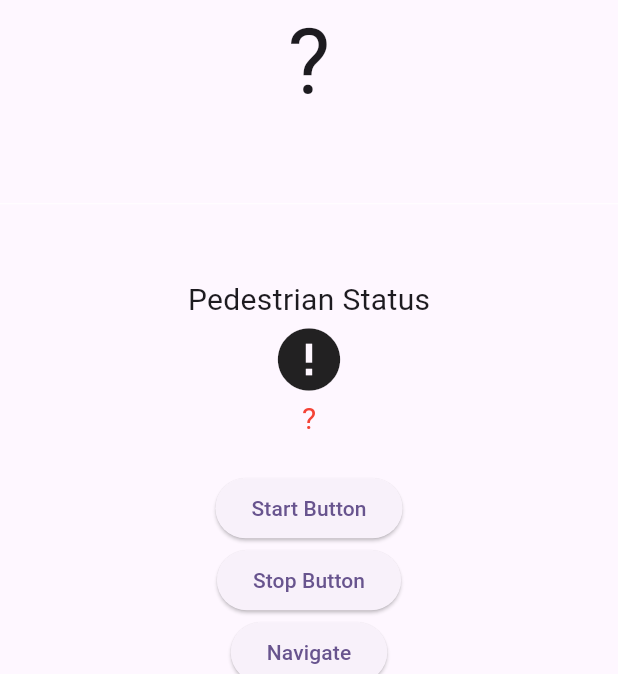
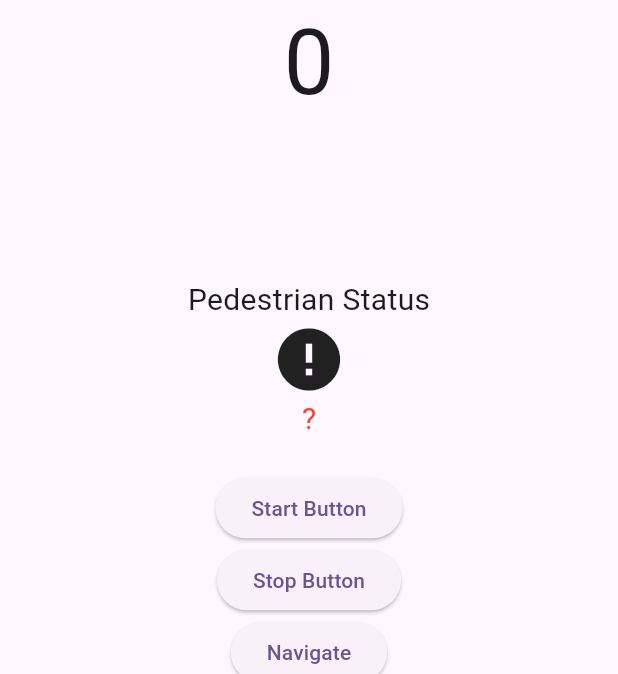
Before and after one commit to RavindraEsp/stepApp, a Flutter app: the DashBoardScreen screen opened directly, on a phone screen of 412 x 824 dp, the part 313-987 px from its top. Run offline on Flutter 3.47's test engine with Material 2 defaults, Android fonts, the phone set to English and light mode, and no system bars; our stand-ins replace flutter_screenutil, fluttertoast, google_fonts, pedometer, permission_handler.

Commit message:
Worked on how it work screen design

```diff
--- a/lib/dashboard/dashboard_screen_provider.dart
+++ b/lib/dashboard/dashboard_screen_provider.dart
@@ -12,7 +12,7 @@ class DashBoardScreenProvider extends ChangeNotifier {
 
   late Stream<StepCount> _stepCountStream;
   late Stream<PedestrianStatus> _pedestrianStatusStream;
-  String status = '?', steps = '?';
+  String status = '?', steps = '0';
 
   bool isGetInitialValue = false;
   int pedometerInitialValue = 0;
@@ -49,7 +49,8 @@ class DashBoardScreenProvider extends ChangeNotifier {
     print(event);
     // setState(() {
     if (isGetInitialValue == false) {
-      pedometerInitialValue = event.steps;
+      //  pedometerInitialValue = event.steps;
+      pedometerInitialValue = event.steps - int.parse(steps);
       isGetInitialValue = true;
     }
     //   _steps = event.steps.toString();
@@ -61,22 +62,11 @@ class DashBoardScreenProvider extends ChangeNotifier {
     notifyListeners();
   }
 
-
-
-  void dummyMethod(){
-
-
+  void dummyMethod() {
     var actualValue = 0;
 
-
-   // actualValue = streamPedometer - startPedometerData;
-
-
-
-
+    // actualValue = streamPedometer - startPedometerData;
   }
-
-
 
   void onPedestrianStatusChanged(PedestrianStatus event) {
     print(event);
@@ -117,17 +107,7 @@ class DashBoardScreenProvider extends ChangeNotifier {
     }
   }
 
-
-
-
-
-  stopPedometer(){
-
-
-
-  }
-
-
+  stopPedometer() {}
 
   void initPlatformState() {
     _pedestrianStatusStream = Pedometer.pedestrianStatusStream;
@@ -138,8 +118,6 @@ class DashBoardScreenProvider extends ChangeNotifier {
     _stepCountStream = Pedometer.stepCountStream;
     _stepCountStream.listen(onStepCount).onError(onStepCountError);
 
-
-
     //  if (!mounted) return;
   }
 }
--- a/lib/modules/settings/howItWork/how_it_work_screen.dart
+++ b/lib/modules/settings/howItWork/how_it_work_screen.dart
@@ -59,6 +59,11 @@ class _HowItWorkScreenState extends State<HowItWorkScreen> {
                       .copyWith(fontSize: TextSizeUtility.textSize16.sp),
                 ),
 
+
+
+
+
+
                 SizedBox(
                   height: 10.h,
                 ),
```
Also changed, not shown: 3 other files.
